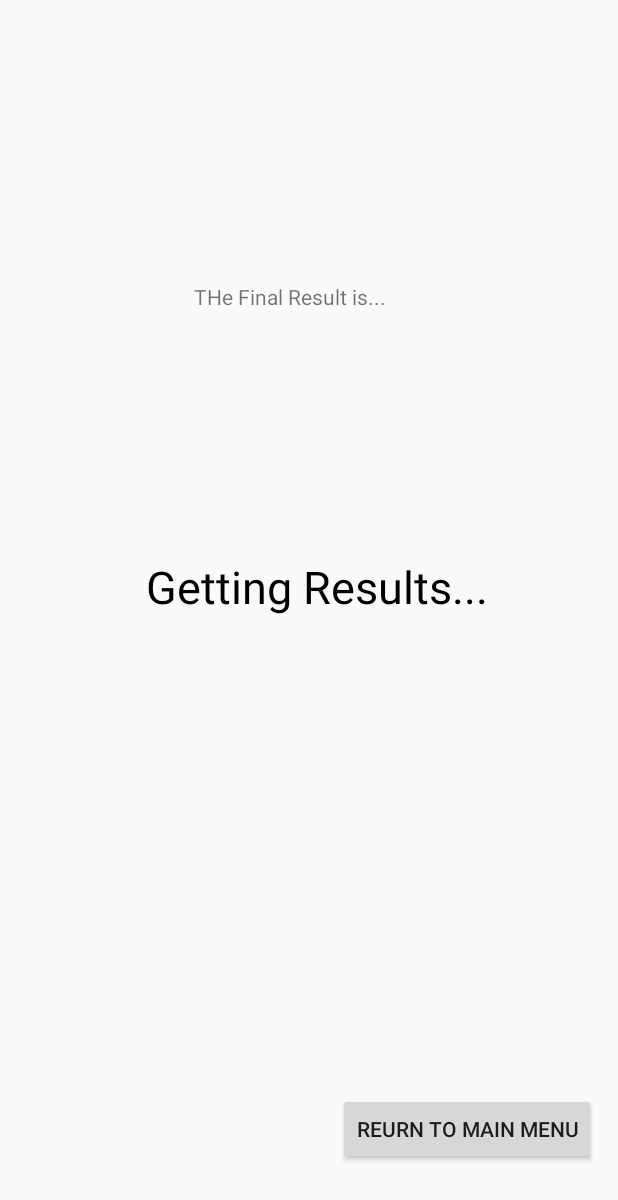
After one commit to David98Wang/What2Eat, an Android app: the ResultActivity screen opened directly, with no data from a screen before it, on a phone screen of 412 x 824 dp. The commit adds this screen. Shown: the top 1200 px of the screen. Run offline under Robolectric (Android 15) with nearby library versions, the phone set to English and light mode, and no system bars; our stand-ins replace Firebase (no records; nobody signed in at launch, a user with empty details on screens opened directly); 1 statement that could not run was skipped.

Commit message:
Integrated Result Activity.

```diff
--- a/app/build.gradle
+++ b/app/build.gradle
@@ -28,4 +28,9 @@ dependencies {
     compile 'com.android.support.constraint:constraint-layout:1.0.2'
     testCompile 'junit:junit:4.12'
     compile 'com.journeyapps:zxing-android-embedded:3.5.0'
+
+    compile 'com.google.firebase:firebase-core:9.8.0'
+    compile 'com.google.firebase:firebase-auth:9.8.0'
+    compile 'com.google.firebase:firebase-database:9.8.0'
 }
+apply plugin: 'com.google.gms.google-services'
--- a/app/src/main/AndroidManifest.xml
+++ b/app/src/main/AndroidManifest.xml
@@ -2,6 +2,7 @@
 <manifest xmlns:android="http://schemas.android.com/apk/res/android"
     package="eng.waterloo.what2eat">
     <uses-permission android:name="android.permission.CAMERA" />
+    <user-permission android:name="android.permission.INTERNET"/>
     <application
         android:allowBackup="true"
         android:icon="@mipmap/ic_launcher"
@@ -16,8 +17,8 @@
                 <category android:name="android.intent.category.LAUNCHER" />
             </intent-filter>
         </activity>
-        <activity android:name=".QRCodeActivity">
-        </activity>
+        <activity android:name=".QRCodeActivity"></activity>
+        <activity android:name=".ResultActivity"></activity>
     </application>
 
 </manifest>
--- /dev/null
+++ b/app/src/main/java/eng/waterloo/what2eat/ResultActivity.java
@@ -0,0 +1,223 @@
+package eng.waterloo.what2eat;
+
+import com.google.firebase.database.DataSnapshot;
+import com.google.firebase.database.DatabaseError;
+import com.google.firebase.database.DatabaseReference;
+import com.google.firebase.database.FirebaseDatabase;
+import com.google.firebase.database.ValueEventListener;
+
+import java.util.ArrayList;
+import java.util.Arrays;
+import java.util.Collections;
+import java.util.HashMap;
+import java.util.LinkedHashMap;
+import java.util.Map;
+
+import android.app.Activity;
+
+import android.content.Intent;
+import android.os.Bundle;
+import android.util.Log;
+import android.view.View;
+import android.widget.Button;
+import android.widget.TextView;
+
+import com.google.firebase.database.DataSnapshot;
+import com.google.firebase.database.DatabaseError;
+import com.google.firebase.database.DatabaseReference;
+import com.google.firebase.database.FirebaseDatabase;
+import com.google.firebase.database.ValueEventListener;
+
+import java.util.Arrays;
+import java.util.HashMap;
+import java.util.LinkedHashMap;
+
+import static eng.waterloo.what2eat.DBactivity.*;
+
+public class ResultActivity extends Activity {
+
+    DatabaseReference root = FirebaseDatabase.getInstance().getReference();
+    HashMap<String, String> map = new LinkedHashMap<>();
+
+    public static String largestVotingRestaurant;
+//    public static int peopleVoted = 0;
+//    public static int currentVoted = 0;
+    public static TextView displayTV; // text view to display final result
+    public static Button backToMenuButton; // text view to display final result
+
+    @Override
+    protected void onCreate(Bundle savedInstanceState) {
+        super.onCreate(savedInstanceState);
+        setContentView(R.layout.resultactivity);
+
+//        new Thread(new Runnable(){
+//            public void run(){
+//                while(true)System.out.println(largestVotingRestaurant);
+//            }
+//        }).start();
+
+        displayTV = (TextView) findViewById(R.id.resultTV);
+        displayTV.setText("Getting Results...");
+
+        backToMenuButton = (Button) findViewById(R.id.returnMenuButton);
+        backToMenuButton.setClickable(true);
+        DBEventListener();
+        getHighest();
+
+//        while (peopleVoted != 6){
+//            peopleVoted = 0;
+//            for (String c : map.keySet()) {
+//                peopleVoted += Integer.parseInt(map.get(c));
+//            }
+//
+
+//        Intent dbActivity = new Intent(getApplicationContext(), DBactivity.class);
+//        startActivity(dbActivity);
+
+    }
+
+
+    //switching to main menu
+    public void returnMainMenu(View view) {
+        // Do something in response to button
+        Intent QRintent = new Intent(this, QRCodeActivity.class);
+        startActivity(QRintent);
+    }
+
+
+    //******************DATA BASE OPERATIONS*********************//
+
+    public void DBEventListener() {
+        root.child("restaurants").addValueEventListener(new ValueEventListener() {
+            @Override
+            public void onDataChange(DataSnapshot dataSnapshot) {
+            /*perform w/e action everytime the database is modified*/
+                for (DataSnapshot d : dataSnapshot.getChildren()) {
+                    map.put(d.getKey().toString(), d.getValue().toString());
+
+                }
+                for (String s : map.keySet()) {
+                    System.out.println("this is key: " + s);
+                    System.out.println("this is value: " + map.get(s));
+                }
+
+                if (checkVotes(map)) {
+                    System.out.println("largest voting restaurant: " + largestVotingRestaurant);
+                    displayTV.setText(largestVotingRestaurant);
+                    backToMenuButton.setClickable(true);
+                }
+            }
+
+
+            @Override
+            public void onCancelled(DatabaseError databaseError) {
+
+            }
+        });
+    }
+
+    public void getHighest() {
+
+        root.child("restaurants").addListenerForSingleValueEvent(
+                new ValueEventListener() {
+                    @Override
+                    public void onDataChange(DataSnapshot dataSnapshot) {
+                        //get map of users in datasnapshot
+
+                        for (DataSnapshot d : dataSnapshot.getChildren()) {
+                            map.put(d.getKey().toString(), d.getValue().toString());
+
+                        }
+                        //output();
+                        /* put ratings in an array and find out the biggest rating */
+                        int[] totalEle = new int[map.size()];
+                        int i = 0;
+                        for (String c : map.keySet()) {
+                            totalEle[i] = Integer.parseInt(map.get(c));
+                            i++;
+                        }
+                        Arrays.sort(totalEle);
+                        int biggest = totalEle[map.size() - 1];
+
+                        for (String c : map.keySet()) {
+                            if (Integer.parseInt(map.get(c)) == biggest) {
+                                largestVotingRestaurant = c;
+                                break;
+                            }
+                        }
+
+                    }
+
+                    @Override
+                    public void onCancelled(DatabaseError databaseError) {
+                        System.out.println("failed to read " + databaseError.getMessage());
+                    }
+                }
+
+        );
+
+    }
+
+    private boolean checkVotes(HashMap<String, String> map) {
+        int totalVotes = 0;
+
+        for (String c : map.keySet()) {
+//                peopleVoted += Integer.parseInt(map.get(c));
+            // System.out.println("restaurant votes: "+map.get(c));
+            totalVotes += Integer.parseInt(map.get(c));
+
+            System.out.println("this is map: " + map.get(c));
+            System.out.println("this is key: " + c);
+
+        }
+        System.out.println("total votes: " + totalVotes);
+
+        if (totalVotes == 10) {
+            return true;
+        }
+        return false;
+    }
+
+
+//    public void output() {
+//        for (String c : map.keySet()) {
+//            System.out.println("this is map: " + map.get(c));
+//            System.out.println("this is key: " + c);
+//        }
+//    }
+
+    public void addToDB(final String restaurant) {
+
+        root.child("restaurants").addListenerForSingleValueEvent(new ValueEventListener() {
+            @Override
+            public void onDataChange(DataSnapshot dataSnapshot) {
+                boolean exists = false;
+                for (DataSnapshot d : dataSnapshot.getChildren()) {
+                    if (restaurant.equals(d.getKey().toString())) {
+                        int votes = Integer.parseInt(d.getValue().toString());
+                        root.child("restaurants").child(d.getKey()).setValue(votes + 1);
+                        exists = true;
+                        break;
+                    }
+                    if (!exists) {
+                        root.child("restaurants").child(restaurant).setValue("1");
+                    }
+
+                }
+
+            }
+
+            @Override
+            public void onCancelled(DatabaseError databaseError) {
+                System.out.println("failed to read " + databaseError.getMessage());
+            }
+        });
+    }
+
+//    public String get_result() {
+//        System.out.println("getter out " + largestVotingRestaurant);
+//        return largestVotingRestaurant;
+//    }
+
+
+}
--- /dev/null
+++ b/app/src/main/res/layout/activity_dbactivity.xml
@@ -0,0 +1,6 @@
+<?xml version="1.0" encoding="utf-8"?>
+<LinearLayout xmlns:android="http://schemas.android.com/apk/res/android"
+    android:layout_width="match_parent"
+    android:layout_height="match_parent">
+
+</LinearLayout>
--- /dev/null
+++ b/app/src/main/res/layout/resultactivity.xml
@@ -0,0 +1,58 @@
+<?xml version="1.0" encoding="utf-8"?>
+<android.support.constraint.ConstraintLayout xmlns:android="http://schemas.android.com/apk/res/android"
+    xmlns:app="http://schemas.android.com/apk/res-auto"
+    xmlns:tools="http://schemas.android.com/tools"
+    android:layout_width="match_parent"
+    android:layout_height="match_parent"
+    tools:context="eng.waterloo.what2eat.ResultActivity">
+
+    <TextView
+        android:id="@+id/resultTV"
+        android:layout_width="wrap_content"
+        android:layout_height="wrap_content"
+        android:layout_marginLeft="24dp"
+        android:text="Final Result"
+        android:textColor="@android:color/background_dark"
+        android:textSize="30sp"
+        app:layout_constraintBottom_toBottomOf="parent"
+        app:layout_constraintHorizontal_bias="0.457"
+        app:layout_constraintLeft_toLeftOf="parent"
+        app:layout_constraintRight_toRightOf="parent"
+        app:layout_constraintTop_toTopOf="parent"
+        app:layout_constraintVertical_bias="0.473" />
+
+    <Button
+        android:id="@+id/returnMenuButton"
+        android:layout_width="wrap_content"
+        android:layout_height="wrap_content"
+        android:layout_marginBottom="8dp"
+        android:layout_marginLeft="8dp"
+        android:layout_marginRight="8dp"
+        android:layout_marginTop="8dp"
+        android:onClick="returnMainMenu"
+        android:text="Reurn to Main Menu"
+        app:layout_constraintBottom_toBottomOf="parent"
+        app:layout_constraintHorizontal_bias="0.971"
+        app:layout_constraintLeft_toLeftOf="parent"
+        app:layout_constraintRight_toRightOf="parent"
+        app:layout_constraintTop_toTopOf="parent"
+        app:layout_constraintVertical_bias="0.948" />
+
+    <TextView
+        android:id="@+id/textView"
+        android:layout_width="wrap_content"
+        android:layout_height="wrap_content"
+        android:layout_marginBottom="8dp"
+        android:layout_marginLeft="8dp"
+        android:layout_marginRight="8dp"
+        android:layout_marginTop="8dp"
+        android:text="THe Final Result is..."
+        android:textSize="14sp"
+        app:layout_constraintBottom_toBottomOf="parent"
+        app:layout_constraintHorizontal_bias="0.452"
+        app:layout_constraintLeft_toLeftOf="parent"
+        app:layout_constraintRight_toRightOf="parent"
+        app:layout_constraintTop_toTopOf="parent"
+        app:layout_constraintVertical_bias="0.228" />
+
+</android.support.constraint.ConstraintLayout>
--- a/build.gradle
+++ b/build.gradle
@@ -6,7 +6,7 @@ buildscript {
     }
     dependencies {
         classpath 'com.android.tools.build:gradle:2.3.1'
-
+        classpath 'com.google.gms:google-services:3.0.0'
         // NOTE: Do not place your application dependencies here; they belong
         // in the individual module build.gradle files
     }
```
Also changed, not shown: app/src/main/java/eng/waterloo/what2eat/DBactivity.java (added, +127 -0 lines), app/src/main/java/eng/waterloo/what2eat/QRCodeActivity.java (+61 -30 lines), app/src/main/res/layout/activity_qrcode.xml (+30 -10 lines).
